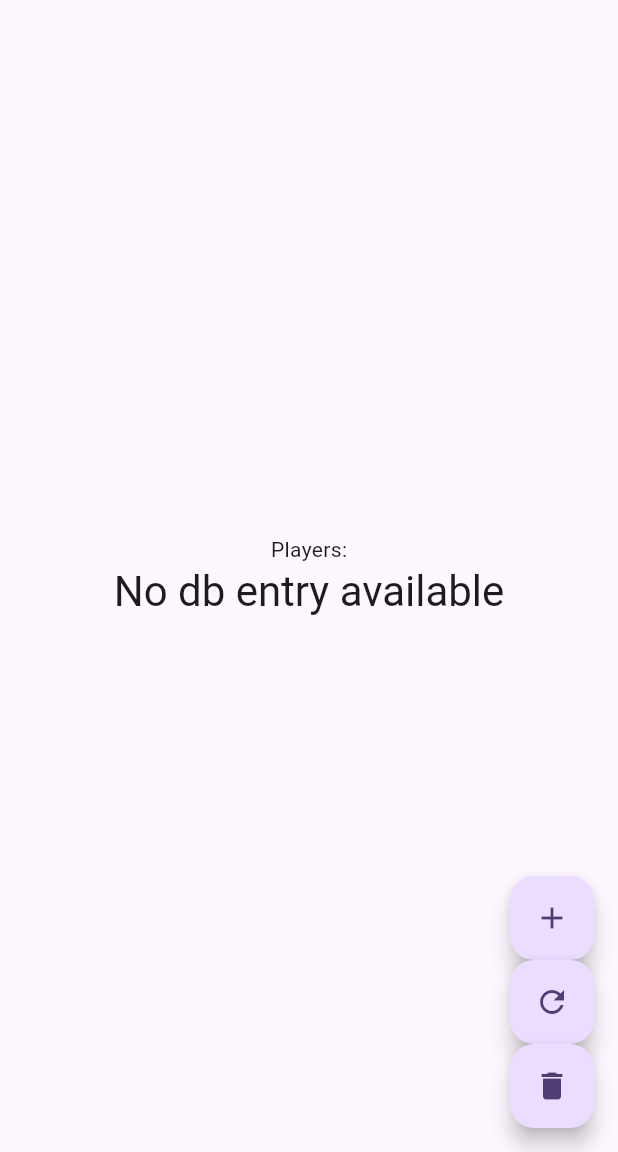
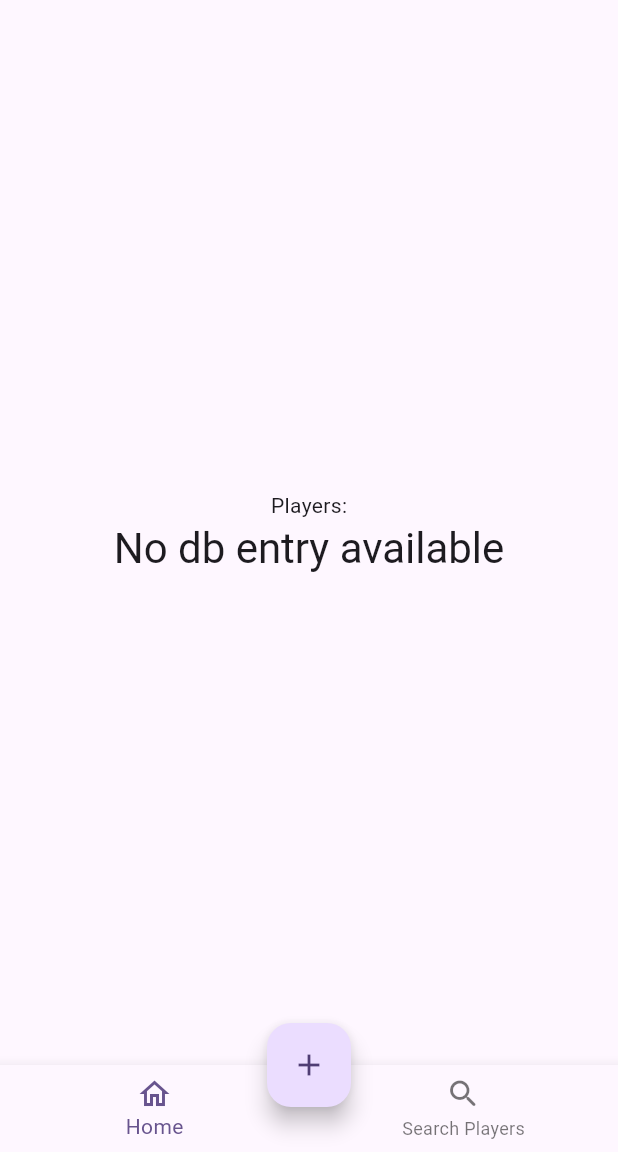
Before and after one commit to zdpel/mrping, a Flutter app: the screen it shows after launch, on a phone screen of 412 x 824 dp, the part 84-1236 px from its top. Run offline on Flutter 3.47's test engine with Material 3 defaults, Android fonts, the phone set to English and light mode, and no system bars; our stand-ins replace sqflite; accounts and stored records are empty.

Commit message:
added button

```diff
--- a/lib/db/mainDB.dart
+++ b/lib/db/mainDB.dart
@@ -1,5 +1,3 @@
-// ignore_for_file: prefer_const_declarations
-
 import 'dart:async';
 
 //import 'package:flutter/widgets.dart';
--- a/lib/main.dart
+++ b/lib/main.dart
@@ -14,21 +14,6 @@ class MyApp extends StatelessWidget {
     return MaterialApp(
       title: 'Flutter Demo',
       theme: ThemeData(
-        // This is the theme of your application.
-        //
-        // TRY THIS: Try running your application with "flutter run". You'll see
-        // the application has a purple toolbar. Then, without quitting the app,
-        // try changing the seedColor in the colorScheme below to Colors.green
-        // and then invoke "hot reload" (save your changes or press the "hot
-        // reload" button in a Flutter-supported IDE, or press "r" if you used
-        // the command line to start the app).
-        //
-        // Notice that the counter didn't reset back to zero; the application
-        // state is not lost during the reload. To reset the state, use hot
-        // restart instead.
-        //
-        // This works for code too, not just values: Most code changes can be
-        // tested with just a hot reload.
         colorScheme: ColorScheme.fromSeed(seedColor: Colors.deepPurple),
         useMaterial3: true,
       ),
@@ -110,28 +95,47 @@ class _MyHomePageState extends State<MyHomePage> {
           ],
         ),
       ),
-      floatingActionButton: Column(
-        // Column to display multiple floating action buttons
-        mainAxisAlignment: MainAxisAlignment.end,
-        crossAxisAlignment: CrossAxisAlignment.end,
-        children: [
-          FloatingActionButton(
-            onPressed: addPlayer,
-            tooltip: 'Add Player',
-            child: const Icon(Icons.add),
+      // floatingActionButton: Column(
+      //   // Column to display multiple floating action buttons
+      //   mainAxisAlignment: MainAxisAlignment.end,
+      //   crossAxisAlignment: CrossAxisAlignment.end,
+      //   children: [
+      //     FloatingActionButton(
+      //       onPressed: addPlayer,
+      //       tooltip: 'Add Player',
+      //       child: const Icon(Icons.add),
+      //     ),
+      //     FloatingActionButton(
+      //       onPressed: refreshPlayers,
+      //       tooltip: 'Refresh Players',
+      //       child: const Icon(Icons.refresh),
+      //     ),
+      //     FloatingActionButton(
+      //       onPressed: deletePlayer,
+      //       tooltip: 'Delete Players',
+      //       child: const Icon(Icons.delete),
+      //     ),
+      //   ],
+      // ),
+      bottomNavigationBar: BottomNavigationBar(
+        type: BottomNavigationBarType.fixed,
+        items: const <BottomNavigationBarItem>[
+          BottomNavigationBarItem(
+            icon: Icon(Icons.home_outlined),
+            label: 'Home',
           ),
-          FloatingActionButton(
-            onPressed: refreshPlayers,
-            tooltip: 'Refresh Players',
-            child: const Icon(Icons.refresh),
-          ),
-          FloatingActionButton(
-            onPressed: deletePlayer,
-            tooltip: 'Delete Players',
-            child: const Icon(Icons.delete),
+          BottomNavigationBarItem(
+            icon: Icon(Icons.search_rounded),
+            label: 'Search Players',
           ),
         ],
       ),
+      floatingActionButton: FloatingActionButton(
+        child: Icon(Icons.add),
+        onPressed: () {},
+      ),
+      floatingActionButtonLocation:
+          FloatingActionButtonLocation.miniCenterDocked,
     );
   }
 }
```
